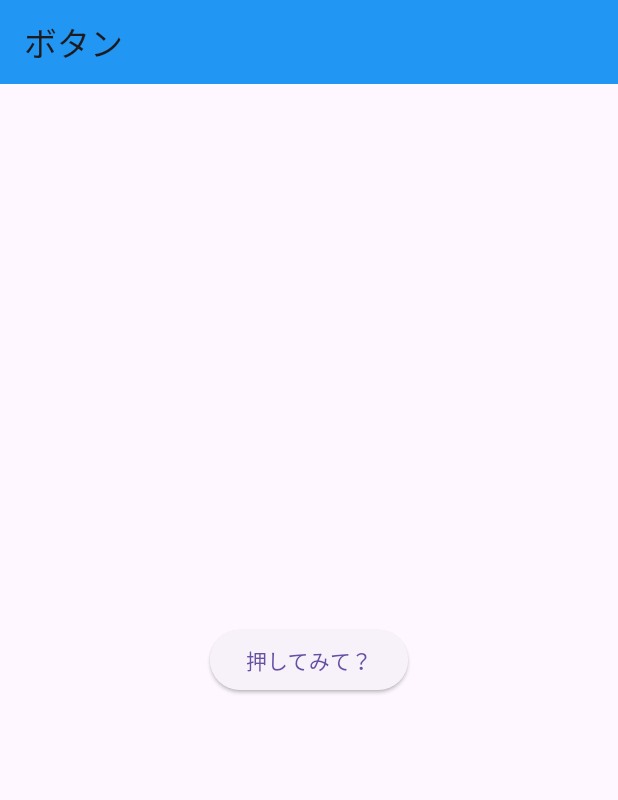
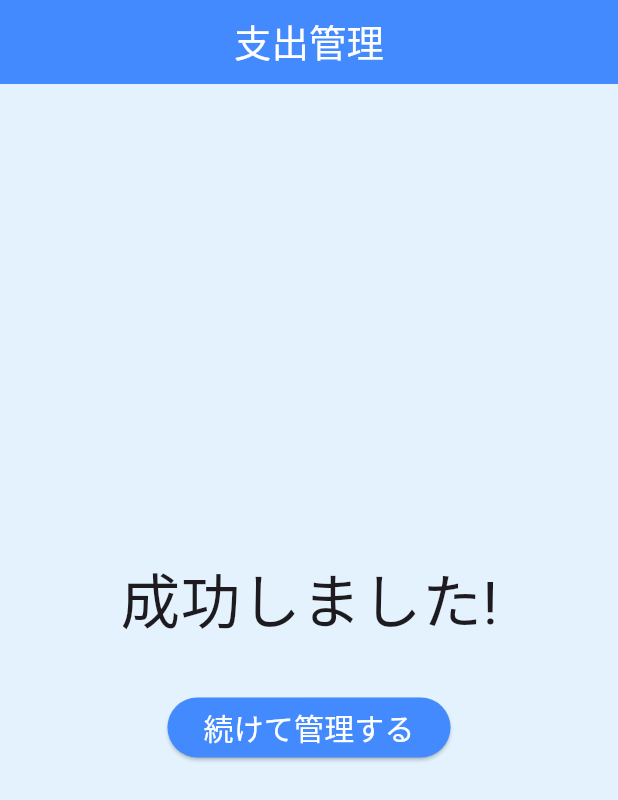
Before and after one commit to PainCorner/HOME-MoneyLog, a Flutter app: the screen it shows after launch, on a phone screen of 412 x 824 dp. Shown: the top 800 px of the screen. Run offline on Flutter 3.47's test engine with Material 3 defaults, Android fonts, the phone set to English and light mode, and no system bars.

Commit message:
アラートを出力する

```diff
--- a/lib/main.dart
+++ b/lib/main.dart
@@ -10,18 +10,51 @@ class MyApp extends StatelessWidget {
   @override
   Widget build(BuildContext context) {
     return MaterialApp(
-      title: 'Hello World App',
       home: Scaffold(
-        appBar: AppBar(title: const Text('ボタン'),
-          backgroundColor: Colors.blue,
-
+        backgroundColor: Colors.blue[50],
+        appBar: AppBar(
+          title: Text(
+            "支出管理",
+            style: TextStyle(fontSize: 25, color: Colors.white),
+          ),
+          backgroundColor: Colors.blueAccent,
+          centerTitle: true,
         ),
         body: Center(
-          child: ElevatedButton(
-            onPressed: (){
-              print("ボタンが押されました");
-            },
-            child: const Text("押してみて？"),
+          child: Column(
+            mainAxisAlignment: MainAxisAlignment.center,
+            children: [
+              Text("成功しました!", style: TextStyle(fontSize: 40)),
+              SizedBox(height: 30),
+              Builder( // ここでBuilder使うのがポイント！
+                builder: (context) => ElevatedButton(
+                  onPressed: () {
+                    showDialog(
+                      context: context,
+                      builder: (BuildContext context) {
+                        return AlertDialog(
+                          title: Text("お知らせ"),
+                          content: Text("アラート成功！！"),
+                          actions: [
+                            TextButton(
+                              onPressed: () {
+                                Navigator.of(context).pop();
+                              },
+                              child: Text("OK"),
+                            ),
+                          ],
+                        );
+                      },
+                    );
+                  },
+                  style: ElevatedButton.styleFrom(
+                    backgroundColor: Colors.blueAccent,
+                    shape: StadiumBorder(),
+                  ),
+                  child: Text("続けて管理する", style: TextStyle(fontSize: 20, color: Colors.white)),
+                ),
+              ),
+            ],
           ),
         ),
       ),
--- a/lib/splash_screen.dart
+++ /dev/null
@@ -1,20 +0,0 @@
-class _MyAppState extends State<MyApp> {
-  bool _showSplash = true;
-
-  @override
-  void initState() {
-    super.initState();
-    Future.delayed(const Duration(seconds: 2), () {
-      setState(() {
-        _showSplash = false;
-      });
-    });
-  }
-
-  @override
-  Widget build(BuildContext context) {
-    return MaterialApp(
-      home: _showSplash ? const SplashScreen() : const HomeScreen(),
-    );
-  }
-}
```
Also changed, not shown: lib/home_screen.dart (deleted).
